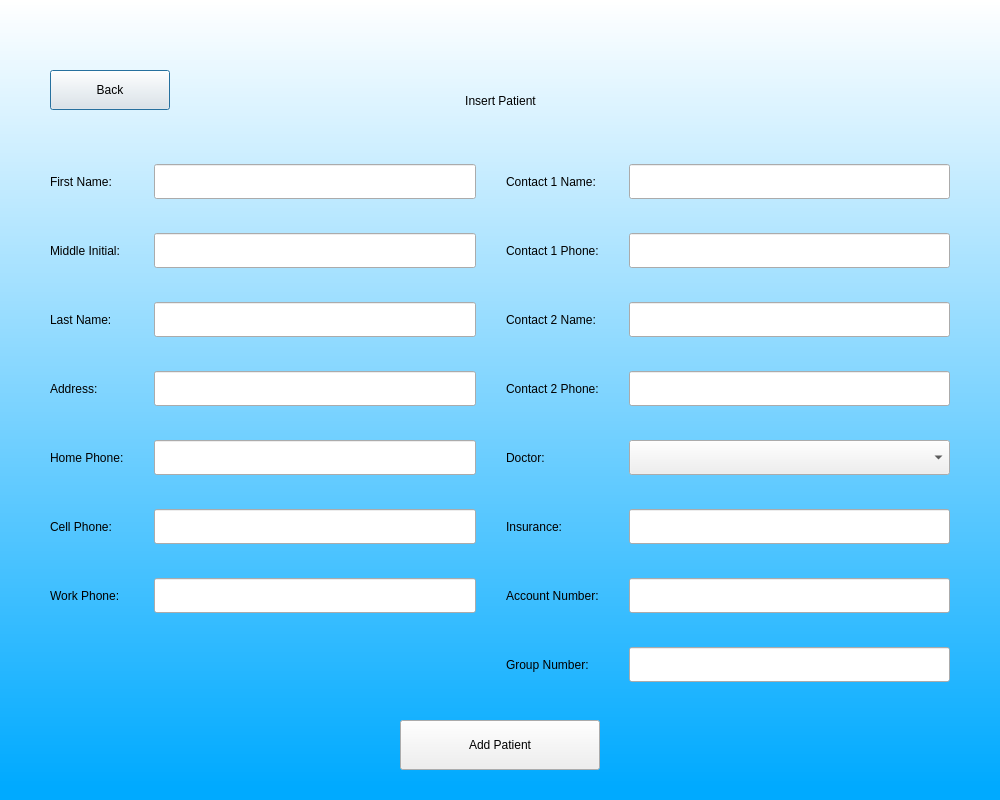
Before: the Qt Designer form insertpat.ui in AlexHarbaugh1/CS499, drawn with Qt 5.
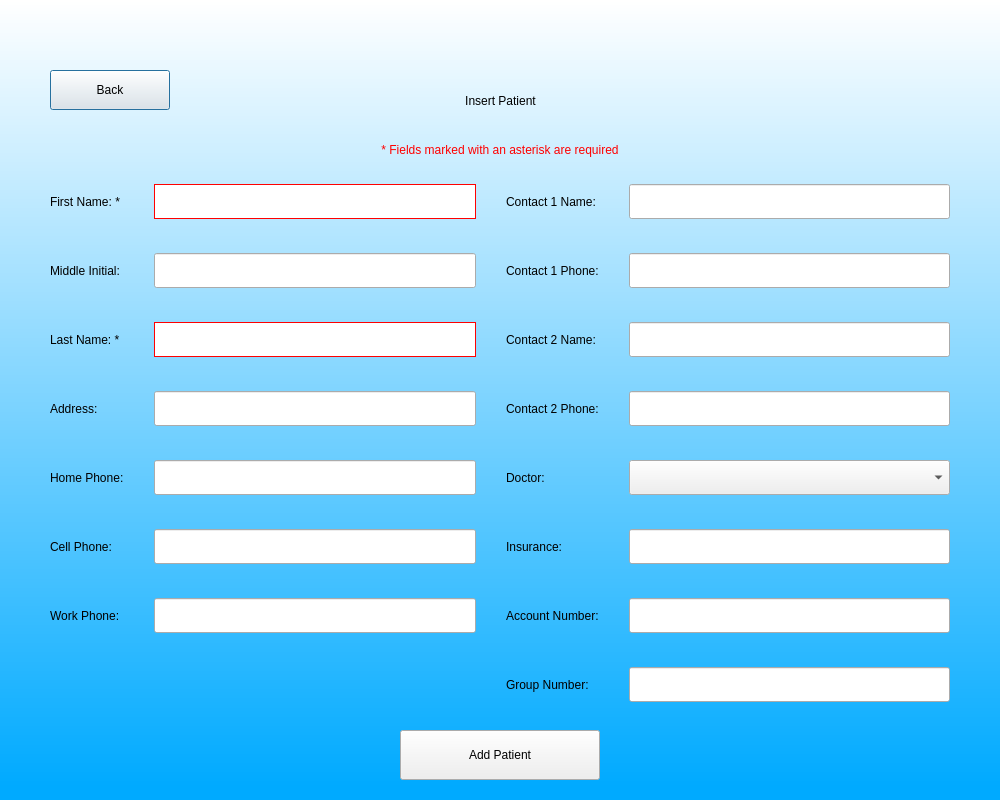
After: the same form once the commit is applied.

The edit to the form file:
```diff
--- a/insertpat.ui
+++ b/insertpat.ui
@@ -61,11 +61,30 @@
      <string>Back</string>
     </property>
    </widget>
+   <widget class="QLabel" name="requiredNote">
+    <property name="geometry">
+     <rect>
+      <x>300</x>
+      <y>140</y>
+      <width>400</width>
+      <height>20</height>
+     </rect>
+    </property>
+    <property name="styleSheet">
+     <string notr="true">font: 10pt &quot;MS Shell Dlg 2&quot;; color: rgb(255, 0, 0);</string>
+    </property>
+    <property name="text">
+     <string>* Fields marked with an asterisk are required</string>
+    </property>
+    <property name="alignment">
+     <set>Qt::AlignCenter</set>
+    </property>
+   </widget>
    <widget class="QWidget" name="gridLayoutWidget">
     <property name="geometry">
      <rect>
       <x>50</x>
-      <y>150</y>
+      <y>170</y>
       <width>900</width>
       <height>550</height>
      </rect>
@@ -84,7 +103,7 @@
         <string notr="true">font: 14pt &quot;MS Shell Dlg 2&quot;;</string>
        </property>
        <property name="text">
-        <string>First Name:</string>
+        <string>First Name: *</string>
        </property>
       </widget>
      </item>
@@ -104,7 +123,7 @@
         <string notr="true">font: 14pt &quot;MS Shell Dlg 2&quot;;</string>
        </property>
        <property name="text">
-        <string>Last Name:</string>
+        <string>Last Name: *</string>
        </property>
       </widget>
      </item>
@@ -157,6 +176,9 @@
          <height>35</height>
         </size>
        </property>
+       <property name="styleSheet">
+        <string notr="true">border: 1px solid rgb(255, 0, 0);</string>
+       </property>
       </widget>
      </item>
      <item row="1" column="1">
@@ -177,6 +199,9 @@
          <height>35</height>
         </size>
        </property>
+       <property name="styleSheet">
+        <string notr="true">border: 1px solid rgb(255, 0, 0);</string>
+       </property>
       </widget>
      </item>
      <item row="3" column="1">
@@ -387,7 +412,7 @@
     <property name="geometry">
      <rect>
       <x>400</x>
-      <y>720</y>
+      <y>730</y>
       <width>200</width>
       <height>50</height>
      </rect>
```
